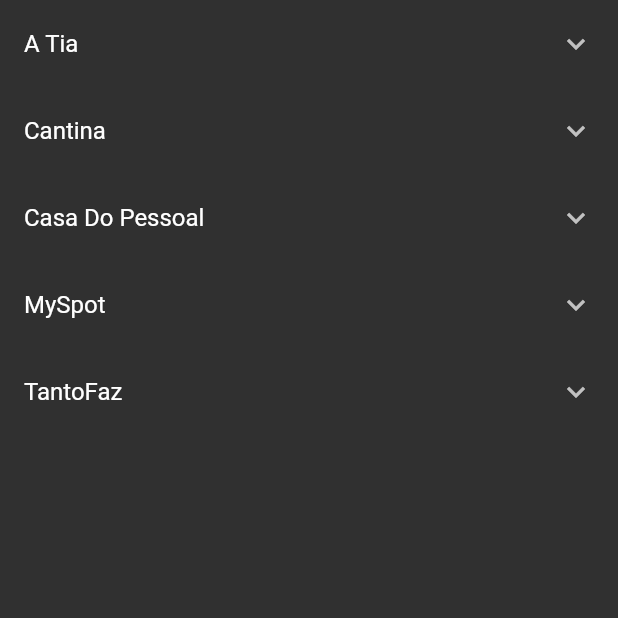
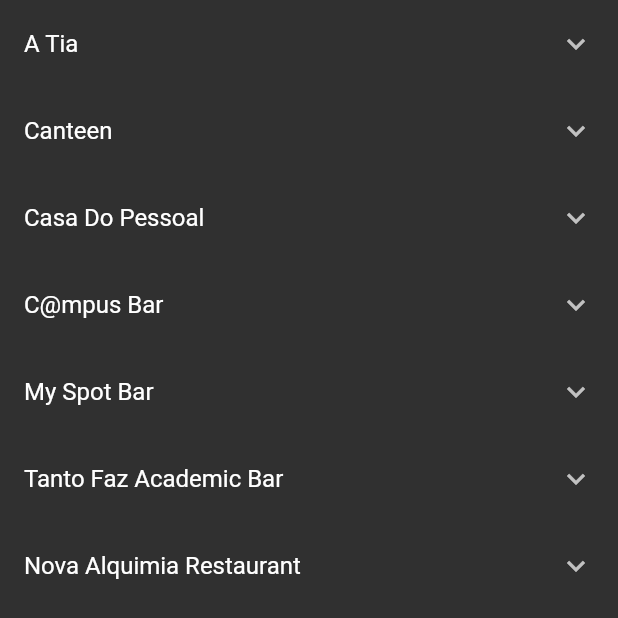
Before and after one commit to JHGarciaXD/IPM2023, a Flutter app: the MenuPage screen opened directly with empty values, on a phone screen of 412 x 824 dp. Shown: the top 618 px of the screen. Run offline on Flutter 3.47's test engine with Material 2 defaults, Android fonts, the phone set to English and light mode, and no system bars; our stand-ins replace flutter_dotenv, flutter_map, geolocator, latlong2, shared_preferences, sliding_up_panel and 1 more; missing offline and left inert: flutter_map_location_marker; accounts and stored records are empty.

Commit message:
modificacoes finais

```diff
--- a/nova_maps/lib/Views/CustomDrawerPage.dart.dart
+++ b/nova_maps/lib/Views/CustomDrawerPage.dart.dart
@@ -74,17 +74,17 @@ class _CustomDrawerPageState extends State<CustomDrawerPage> {
   }
 
   Map<String, NotificationDetails> notificationDetails = {
-    'Notification 1': NotificationDetails(
+    'Atenção Obras': NotificationDetails(
       title: 'Atenção Obras',
       explanation: 'Edificio 7 com obras no corredor xpto',
       date: '2023-11-14',
     ),
-    'Notification 2': NotificationDetails(
+    'Parque 7 fechado': NotificationDetails(
       title: 'Parque 7 fechado',
       explanation: 'Até domingo, vão ocorrer limpezas no parque.',
       date: '2023-11-15',
     ),
-    'Notification 3': NotificationDetails(
+    'Cantina fechada': NotificationDetails(
       title: 'Cantina fechada',
       explanation: 'Cantina só abre a partir de dezembro',
       date: '2023-11-16',
--- a/nova_maps/lib/Views/MenuPage.dart
+++ b/nova_maps/lib/Views/MenuPage.dart
@@ -20,7 +20,23 @@ class MenuPage extends StatelessWidget {
 
   MenuPage({required this.openDrawer});
 
-  final List<Restaurant> restaurants = [
+  static List<MenuItem> getMenuForRestaurant(String restaurantName) {
+    for (var restaurant in restaurants) {
+      print("-------------------" + restaurant.name ==
+          restaurantName +
+              "----------------\n" +
+              "-------------" +
+              restaurant.name +
+              "," +
+              restaurantName);
+      if (restaurant.name == restaurantName) {
+        return restaurant.menu;
+      }
+    }
+    return []; // Return an empty list if the restaurant is not found
+  }
+
+  static final List<Restaurant> restaurants = [
     Restaurant(
       name: 'A Tia',
       menu: [
@@ -31,7 +47,7 @@ class MenuPage extends StatelessWidget {
       ],
     ),
     Restaurant(
-      name: 'Cantina',
+      name: 'Canteen',
       menu: [
         MenuItem(category: 'Meals', name: 'Meal 1', price: 10.99),
         MenuItem(category: 'Meals', name: 'Meal 2', price: 12.99),
@@ -49,7 +65,16 @@ class MenuPage extends StatelessWidget {
       ],
     ),
     Restaurant(
-      name: 'MySpot',
+      name: 'C@mpus Bar',
+      menu: [
+        MenuItem(category: 'Meals', name: 'Meal 1', price: 10.99),
+        MenuItem(category: 'Meals', name: 'Meal 2', price: 12.99),
+        MenuItem(category: 'Desserts', name: 'Dessert 1', price: 5.99),
+        MenuItem(category: 'Desserts', name: 'Dessert 2', price: 7.99),
+      ],
+    ),
+    Restaurant(
+      name: 'My Spot Bar',
       menu: [
         MenuItem(category: 'Meals', name: 'Meal 3', price: 15.99),
         MenuItem(category: 'Meals', name: 'Meal 4', price: 17.99),
@@ -58,7 +83,16 @@ class MenuPage extends StatelessWidget {
       ],
     ),
     Restaurant(
-      name: 'TantoFaz',
+      name: 'Tanto Faz Academic Bar',
+      menu: [
+        MenuItem(category: 'Meals', name: 'Meal 1', price: 10.99),
+        MenuItem(category: 'Meals', name: 'Meal 2', price: 12.99),
+        MenuItem(category: 'Desserts', name: 'Dessert 1', price: 5.99),
+        MenuItem(category: 'Desserts', name: 'Dessert 2', price: 7.99),
+      ],
+    ),
+    Restaurant(
+      name: 'Nova Alquimia Restaurant',
       menu: [
         MenuItem(category: 'Meals', name: 'Meal 1', price: 10.99),
         MenuItem(category: 'Meals', name: 'Meal 2', price: 12.99),
--- a/nova_maps/lib/widgets/MapMarkers.dart
+++ b/nova_maps/lib/widgets/MapMarkers.dart
@@ -2,6 +2,7 @@ import 'package:flutter/material.dart';
 import 'package:flutter_map/flutter_map.dart';
 import 'package:latlong2/latlong.dart';
 import 'package:nova_maps/Views/MenuPage.dart';
+import 'package:nova_maps/Views/ResraurantPage.dart';
 
 import '../Views/HomePage.dart';
 import '../Views/NavigationPage.dart';
@@ -100,7 +101,7 @@ Marker selectedPointMenu(PointOfInterest point, MyHomePageState homePage) {
                 onPressed: () {
                   Navigator.push(
                     homePage.context,
-                    MaterialPageRoute(builder: (context) => MenuPage2()),
+                    MaterialPageRoute(builder: (context) => RestaurantPage(restaurantName: point.name,)),
                   );
                 },
               ),
```
Also changed, not shown: nova_maps/lib/Views/ResraurantPage.dart (added, +33 -0 lines), nova_maps/lib/Views/WeatherPage.dart (+21 -8 lines), nova_maps/lib/Views/WeatherPageSecundary.dart (+21 -8 lines).
